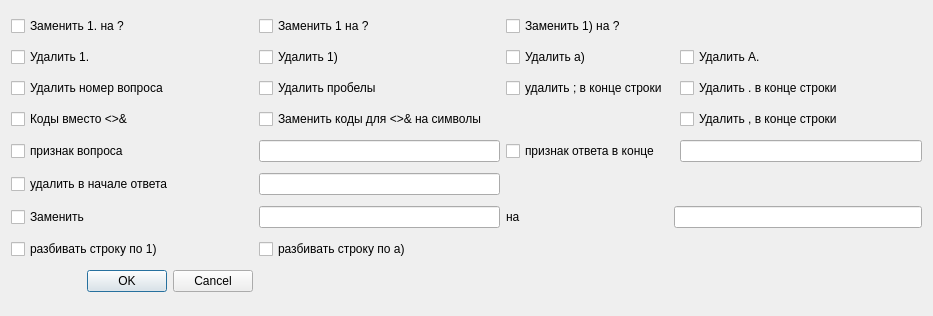
The window that dialogreplace.ui (schmidtevgeny/moodle_question_import) describes before a commit, drawn with Qt 5.
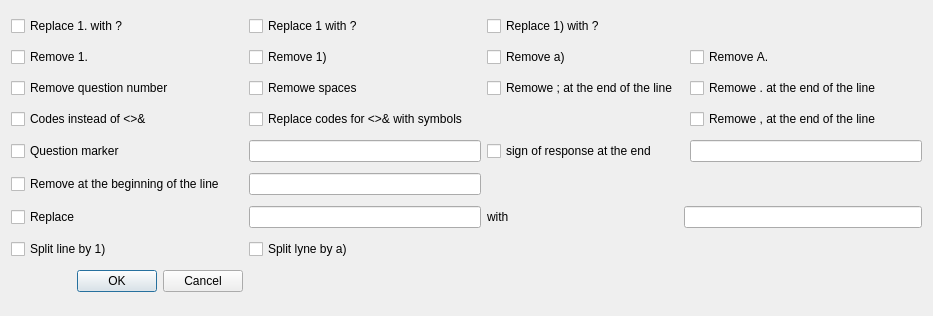
The same window after the commit.

Patch:
```diff
--- a/dialogreplace.ui
+++ b/dialogreplace.ui
@@ -17,49 +17,49 @@
             <item row="7" column="1">
                 <widget class="QCheckBox" name="del_space">
                     <property name="text">
-                        <string>Удалить пробелы</string>
+      <string>Remowe spaces</string>
                     </property>
                 </widget>
             </item>
             <item row="2" column="2" colspan="2">
                 <widget class="QCheckBox" name="del_alpha">
                     <property name="text">
-                        <string>Удалить а)</string>
+      <string>Remove а)</string>
                     </property>
                 </widget>
             </item>
             <item row="0" column="2">
                 <widget class="QCheckBox" name="repl_numsk">
                     <property name="text">
-                        <string>Заменить 1) на ?</string>
+      <string>Replace 1) with ?</string>
                     </property>
                 </widget>
             </item>
             <item row="2" column="1">
                 <widget class="QCheckBox" name="del_numsk">
                     <property name="text">
-                        <string>Удалить 1)</string>
+      <string>Remove 1)</string>
                     </property>
                 </widget>
             </item>
             <item row="0" column="1">
                 <widget class="QCheckBox" name="repl_num">
                     <property name="text">
-                        <string>Заменить 1 на ?</string>
+      <string>Replace 1 with ?</string>
                     </property>
                 </widget>
             </item>
             <item row="2" column="0">
                 <widget class="QCheckBox" name="del_num">
                     <property name="text">
-                        <string>Удалить 1.</string>
+      <string>Remove 1.</string>
                     </property>
                 </widget>
             </item>
             <item row="11" column="0">
                 <widget class="QCheckBox" name="repl_to_quiz">
                     <property name="text">
-                        <string>признак вопроса</string>
+      <string>Question marker</string>
                     </property>
                 </widget>
             </item>
@@ -69,7 +69,7 @@
             <item row="13" column="0">
                 <widget class="QCheckBox" name="repl_answer">
                     <property name="text">
-                        <string>удалить в начале ответа</string>
+      <string>Remove at the beginning of the line</string>
                     </property>
                 </widget>
             </item>
@@ -98,14 +98,14 @@
                         <string/>
                     </property>
                     <property name="text">
-                        <string>Заменить 1. на ?</string>
+      <string>Replace 1. with ?</string>
                     </property>
                 </widget>
             </item>
             <item row="14" column="0">
                 <widget class="QCheckBox" name="replfromto">
                     <property name="text">
-                        <string>Заменить</string>
+      <string>Replace</string>
                     </property>
                 </widget>
             </item>
@@ -124,21 +124,21 @@
                         <string/>
                     </property>
                     <property name="text">
-                        <string>Удалить номер вопроса</string>
+      <string>Remove question number</string>
                     </property>
                 </widget>
             </item>
             <item row="11" column="2" colspan="2">
                 <widget class="QCheckBox" name="repl_to_correct">
                     <property name="text">
-                        <string>признак ответа в конце</string>
+      <string>sign of response at the end</string>
                     </property>
                 </widget>
             </item>
             <item row="2" column="4">
                 <widget class="QCheckBox" name="del_alphadot">
                     <property name="text">
-                        <string>Удалить А.</string>
+      <string>Remove А.</string>
                     </property>
                 </widget>
             </item>
@@ -151,59 +151,62 @@
             <item row="14" column="2">
                 <widget class="QLabel" name="label">
                     <property name="text">
-                        <string>на</string>
+      <string>with</string>
                     </property>
                 </widget>
             </item>
             <item row="14" column="3" colspan="2">
                 <widget class="QLineEdit" name="repl_to"/>
             </item>
-            <item row="10" column="0">
-                <widget class="QCheckBox" name="repl_html">
-                    <property name="text">
-                        <string>Коды вместо &lt;&gt;&amp;&amp;</string>
-                    </property>
-                </widget>
-            </item>
             <item row="10" column="1" colspan="2">
                 <widget class="QCheckBox" name="make_tags">
                     <property name="text">
-                        <string>Заменить коды для &lt;&gt;&amp;&amp; на символы</string>
+      <string>Replace codes for &lt;&gt;&amp;&amp; with symbols</string>
                     </property>
                 </widget>
             </item>
             <item row="15" column="0">
                 <widget class="QCheckBox" name="repl_split_numsk">
                     <property name="text">
-                        <string>разбивать строку по 1)</string>
+      <string>Split line by 1)</string>
                     </property>
                 </widget>
             </item>
             <item row="15" column="1">
                 <widget class="QCheckBox" name="repl_split_alpha">
                     <property name="text">
-                        <string>разбивать строку по а)</string>
+      <string>Split lyne by a)</string>
                     </property>
                 </widget>
             </item>
             <item row="7" column="2">
                 <widget class="QCheckBox" name="del_endsemicolon">
                     <property name="text">
-                        <string>удалить ; в конце строки</string>
+      <string>Remowe ; at the end of the line</string>
                     </property>
                 </widget>
             </item>
             <item row="7" column="4">
                 <widget class="QCheckBox" name="del_enddot">
                     <property name="text">
-                        <string>Удалить . в конце строки</string>
+      <string>Remowe . at the end of the line</string>
                     </property>
                 </widget>
             </item>
             <item row="10" column="4">
                 <widget class="QCheckBox" name="del_endcomma">
                     <property name="text">
-                        <string>Удалить , в конце строки</string>
+      <string>Remowe , at the end of the line</string>
+     </property>
+    </widget>
+   </item>
+   <item row="10" column="0">
+    <widget class="QCheckBox" name="repl_html">
+     <property name="toolTip">
+      <string>&lt;html&gt;&lt;head/&gt;&lt;body&gt;&lt;p&gt;Replace&lt;/p&gt;&lt;p&gt;&amp;lt; to &amp;amp;lt;&lt;/p&gt;&lt;p&gt;&amp;gt; to &amp;amp;gt;&lt;/p&gt;&lt;p&gt;&amp;amp; to &amp;amp;amp;&lt;/p&gt;&lt;/body&gt;&lt;/html&gt;</string>
+     </property>
+     <property name="text">
+      <string>Codes instead of &lt;&gt;&amp;&amp;</string>
                     </property>
                 </widget>
             </item>
```
Left out of the diff: 42 changed lines with no effect on the pictures. Lines whose indentation alone changed are shown as unchanged.
